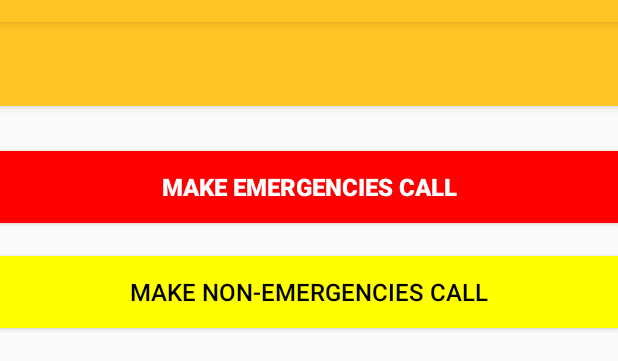
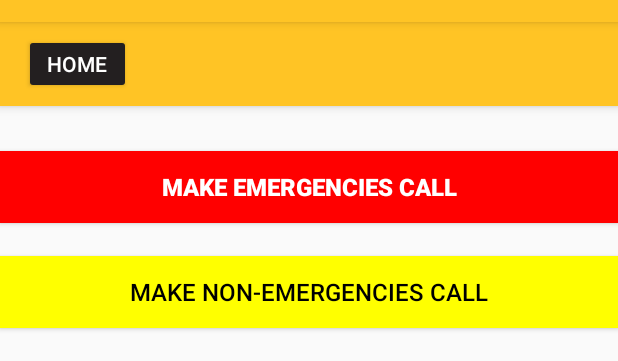
Before and after one commit to cgodwin7/ksu-go, an Android app: the EmergencyActivity screen opened directly, with no data from a screen before it, on a phone screen of 412 x 824 dp, the part 62-423 px from its top. Run offline under Robolectric (Android 15) with nearby library versions, the phone set to English and light mode, and no system bars.

Commit message:
Add files via upload

```diff
--- a/app/src/main/res/layout/activity_emergency.xml
+++ b/app/src/main/res/layout/activity_emergency.xml
@@ -18,6 +18,23 @@
             android:minHeight="?attr/actionBarSize"
             android:background="?attr/colorPrimary"
             android:theme="@style/AppTheme.PopupOverlay">
+            <Button
+                android:id="@+id/emergencyHome"
+                style="@style/Widget.AppCompat.Button.Colored"
+                android:layout_width="71dp"
+                android:layout_height="40dp"
+                android:layout_marginEnd="8dp"
+                android:layout_marginStart="8dp"
+                android:layout_marginTop="8dp"
+                android:layout_weight="1"
+                android:onClick="home"
+                android:text="Home"
+                app:layout_constraintBottom_toBottomOf="parent"
+                app:layout_constraintEnd_toEndOf="parent"
+                app:layout_constraintHorizontal_bias="0.0"
+                app:layout_constraintStart_toStartOf="parent"
+                app:layout_constraintTop_toTopOf="parent"
+                app:layout_constraintVertical_bias="0.0" />
 
 
 
```
